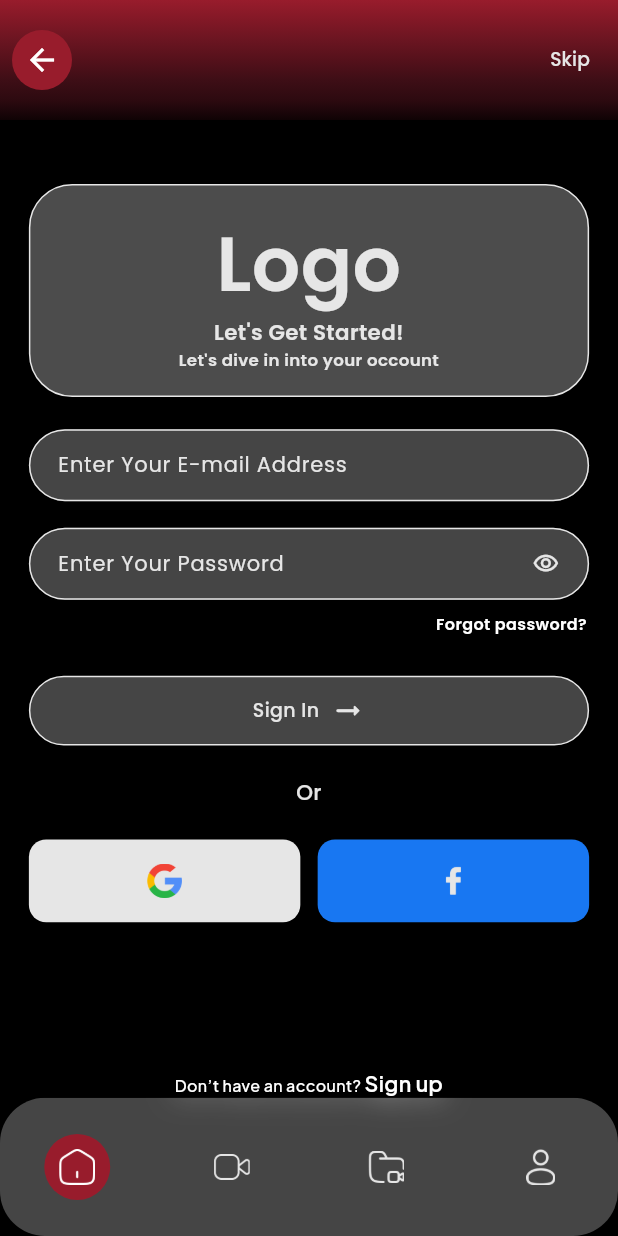
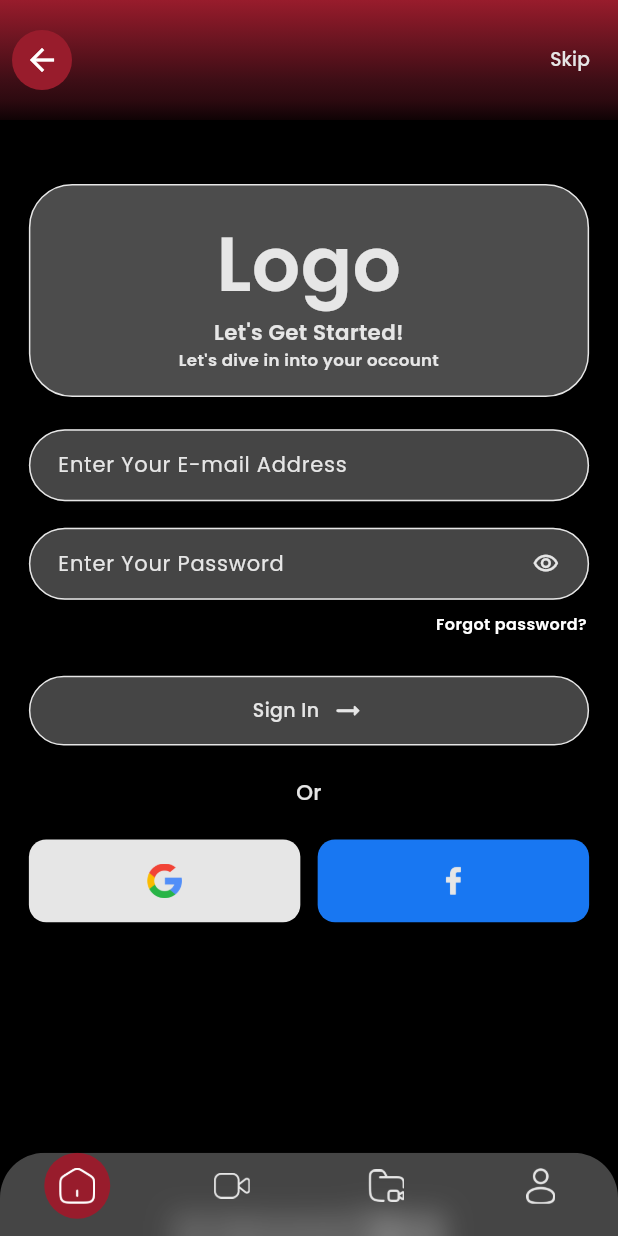
Before and after one commit to Irfanhossain909/shorts_streaming_app, a Flutter app: the screen it shows after launch, on a phone screen of 412 x 824 dp. Run offline on Flutter 3.47's test engine with Material 3 defaults, Android fonts, the phone set to English and light mode, and no system bars; our stand-ins replace cached_network_image, carousel_slider, dio, flutter_dotenv, flutter_html, flutter_screenutil and 13 more; network calls fail.

Commit message:
profile and nav problem solveed

```diff
--- a/lib/features/navigation_bar/presentation/screen/navigation_screen.dart
+++ b/lib/features/navigation_bar/presentation/screen/navigation_screen.dart
@@ -21,7 +21,9 @@ class NavigationScreen extends StatelessWidget {
       init: NavigationScreenController(),
       builder: (controller) {
         return Scaffold(
-          body: Obx(
+          body: Stack(
+            children: [
+              Obx(
                 () => IndexedStack(
                   index: controller.selectedIndex.value,
                   children: [
@@ -32,17 +34,30 @@ class NavigationScreen extends StatelessWidget {
                   ],
                 ),
               ),
-          bottomNavigationBar: ClipRRect(
-            borderRadius: BorderRadius.circular(16), // optional rounded corners
+              Positioned(
+                bottom: 0,
+                left: 0,
+                right: 0,
+                child: ClipRRect(
+                  borderRadius: const BorderRadius.only(
+                    topLeft: Radius.circular(16),
+                    topRight: Radius.circular(16),
+                  ),
                   child: BackdropFilter(
-              filter: ImageFilter.blur(sigmaX: 10, sigmaY: 10), // blur effect
+                    filter: ImageFilter.blur(
+                      sigmaX: 10,
+                      sigmaY: 10,
+                    ), // blur effect
                     child: Container(
-                padding: EdgeInsets.only(bottom: 25.w, top: 25.w),
+                      padding: EdgeInsets.only(bottom: 12.w), //top: 12.w
                       decoration: BoxDecoration(
                         color: AppColors.background.withValues(
                           alpha: 0.3,
                         ), // transparent bg
-                  borderRadius: BorderRadius.circular(30),
+                        borderRadius: const BorderRadius.only(
+                          topLeft: Radius.circular(30),
+                          topRight: Radius.circular(30),
+                        ),
                       ),
                       child: Obx(
                         () => SafeArea(
@@ -58,7 +73,7 @@ class NavigationScreen extends StatelessWidget {
                                 AppImages.nav4,
                               ];
 
-                        return GestureDetector(
+                              return InkWell(
                                 onTap: () => controller.changeIndex(index),
                                 child: Container(
                                   padding: const EdgeInsets.all(10),
@@ -85,6 +100,9 @@ class NavigationScreen extends StatelessWidget {
                     ),
                   ),
                 ),
+              ),
+            ],
+          ),
         );
       },
     );
--- a/lib/features/profile/presentation/screen/profile_screen.dart
+++ b/lib/features/profile/presentation/screen/profile_screen.dart
@@ -1,7 +1,6 @@
 import 'package:flutter/material.dart';
 import 'package:flutter_screenutil/flutter_screenutil.dart';
 import 'package:get/get.dart';
-import 'package:get/get_core/src/get_main.dart';
 import 'package:testemu/core/component/appbar/common_app_bar.dart';
 import 'package:testemu/core/component/image/common_image.dart';
 import 'package:testemu/core/component/text/common_text.dart';
@@ -52,7 +51,8 @@ class ProfileScreen extends StatelessWidget {
           ),
         ],
       ),
-      body: Column(
+      body: SingleChildScrollView(
+        child: Column(
           spacing: 4.h,
           children: [
             SizedBox(
@@ -115,7 +115,8 @@ class ProfileScreen extends StatelessWidget {
                         ),
                         4.height,
                         CommonText(
-                        text: "Join membership now for unlimited adfree access",
+                          text:
+                              "Join membership now for unlimited adfree access",
                           fontSize: 12.sp,
                           fontWeight: FontWeight.w400,
                           color: AppColors.background.withValues(alpha: 0.8),
@@ -155,6 +156,7 @@ class ProfileScreen extends StatelessWidget {
                           ),
                         ),
                       ),
+                      4.height,
                       CommonText(
                         text: r"Renew at $ 199.00",
                         fontSize: 8.sp,
@@ -167,7 +169,7 @@ class ProfileScreen extends StatelessWidget {
                 ],
               ),
             ),
-          Spacer(),
+
             Container(
               padding: EdgeInsets.all(16.h),
               width: double.infinity,
@@ -178,7 +180,6 @@ class ProfileScreen extends StatelessWidget {
                   topRight: Radius.circular(20.r),
                 ),
               ),
-            child: SingleChildScrollView(
               child: Column(
                 spacing: 16.h,
                 crossAxisAlignment: CrossAxisAlignment.start,
@@ -213,8 +214,8 @@ class ProfileScreen extends StatelessWidget {
                 ],
               ),
             ),
+          ],
         ),
-        ],
       ),
     );
   }
```
Lines whose indentation alone changed are shown as unchanged.
